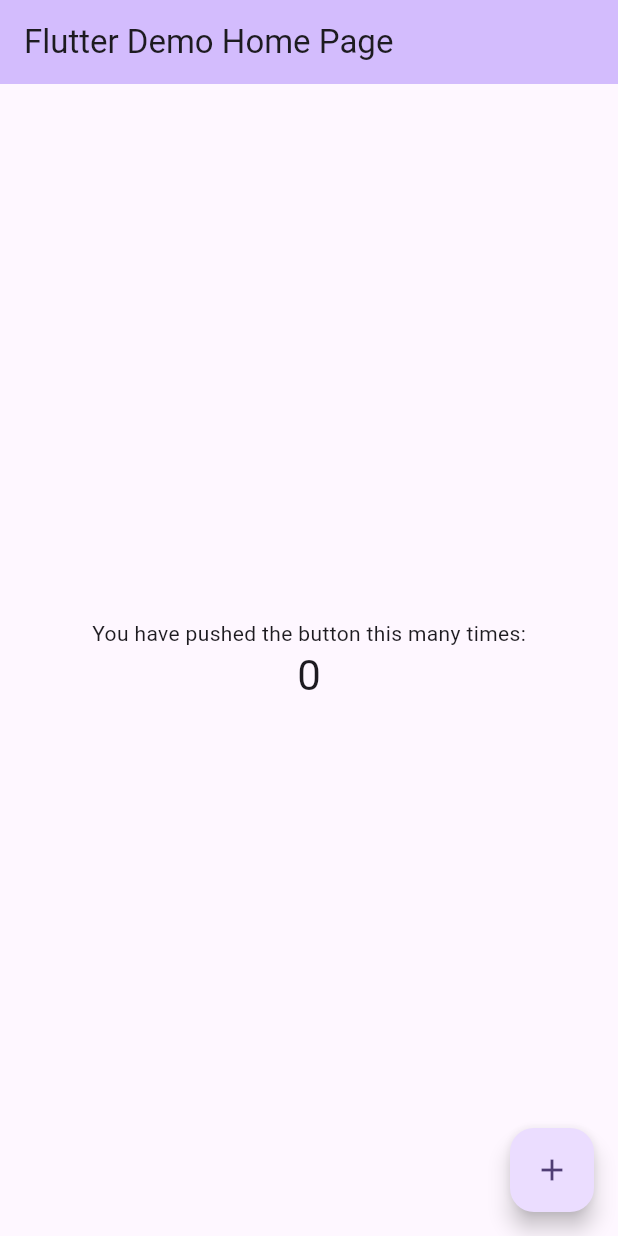
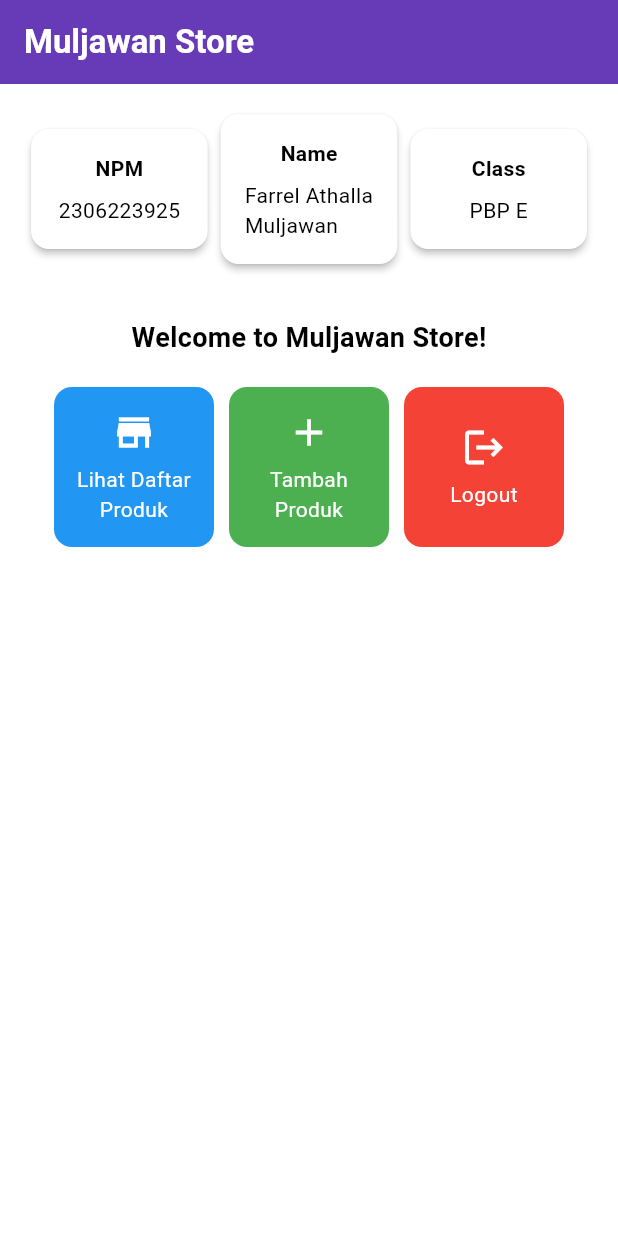
Before and after one commit to RelAthalla/muljawan-store-mobile, a Flutter app: the screen it shows after launch, on a phone screen of 412 x 824 dp. Run offline on Flutter 3.47's test engine with Material 3 defaults, Android fonts, the phone set to English and light mode, and no system bars.

Commit message:
lupa ngepush tugas 7

```diff
--- a/lib/main.dart
+++ b/lib/main.dart
@@ -1,4 +1,5 @@
 import 'package:flutter/material.dart';
+import 'package:muljawan_store/menu.dart';
 
 void main() {
   runApp(const MyApp());
@@ -11,115 +12,12 @@
   @override
   Widget build(BuildContext context) {
     return MaterialApp(
-      title: 'Flutter Demo',
+      title: 'Muljawan Store',
       theme: ThemeData(
-        // This is the theme of your application.
-        //
-        // TRY THIS: Try running your application with "flutter run". You'll see
-        // the application has a purple toolbar. Then, without quitting the app,
-        // try changing the seedColor in the colorScheme below to Colors.green
-        // and then invoke "hot reload" (save your changes or press the "hot
-        // reload" button in a Flutter-supported IDE, or press "r" if you used
-        // the command line to start the app).
-        //
-        // Notice that the counter didn't reset back to zero; the application
-        // state is not lost during the reload. To reset the state, use hot
-        // restart instead.
-        //
-        // This works for code too, not just values: Most code changes can be
-        // tested with just a hot reload.
-        colorScheme: ColorScheme.fromSeed(seedColor: Colors.deepPurple),
+        colorScheme: ColorScheme.fromSwatch(primarySwatch: Colors.deepPurple,).copyWith(secondary: Colors.deepPurple[400]),
         useMaterial3: true,
       ),
-      home: const MyHomePage(title: 'Flutter Demo Home Page'),
+      home: MyHomePage(),
     );
   }
 }
-
-class MyHomePage extends StatefulWidget {
-  const MyHomePage({super.key, required this.title});
-
-  // This widget is the home page of your application. It is stateful, meaning
-  // that it has a State object (defined below) that contains fields that affect
-  // how it looks.
-
-  // This class is the configuration for the state. It holds the values (in this
-  // case the title) provided by the parent (in this case the App widget) and
-  // used by the build method of the State. Fields in a Widget subclass are
-  // always marked "final".
-
-  final String title;
-
-  @override
-  State<MyHomePage> createState() => _MyHomePageState();
-}
-
-class _MyHomePageState extends State<MyHomePage> {
-  int _counter = 0;
-
-  void _incrementCounter() {
-    setState(() {
-      // This call to setState tells the Flutter framework that something has
-      // changed in this State, which causes it to rerun the build method below
-      // so that the display can reflect the updated values. If we changed
-      // _counter without calling setState(), then the build method would not be
-      // called again, and so nothing would appear to happen.
-      _counter++;
-    });
-  }
-
-  @override
-  Widget build(BuildContext context) {
-    // This method is rerun every time setState is called, for instance as done
-    // by the _incrementCounter method above.
-    //
-    // The Flutter framework has been optimized to make rerunning build methods
-    // fast, so that you can just rebuild anything that needs updating rather
-    // than having to individually change instances of widgets.
-    return Scaffold(
-      appBar: AppBar(
-        // TRY THIS: Try changing the color here to a specific color (to
-        // Colors.amber, perhaps?) and trigger a hot reload to see the AppBar
-        // change color while the other colors stay the same.
-        backgroundColor: Theme.of(context).colorScheme.inversePrimary,
-        // Here we take the value from the MyHomePage object that was created by
-        // the App.build method, and use it to set our appbar title.
-        title: Text(widget.title),
-      ),
-      body: Center(
-        // Center is a layout widget. It takes a single child and positions it
-        // in the middle of the parent.
-        child: Column(
-          // Column is also a layout widget. It takes a list of children and
-          // arranges them vertically. By default, it sizes itself to fit its
-          // children horizontally, and tries to be as tall as its parent.
-          //
-          // Column has various properties to control how it sizes itself and
-          // how it positions its children. Here we use mainAxisAlignment to
-          // center the children vertically; the main axis here is the vertical
-          // axis because Columns are vertical (the cross axis would be
-          // horizontal).
-          //
-          // TRY THIS: Invoke "debug painting" (choose the "Toggle Debug Paint"
-          // action in the IDE, or press "p" in the console), to see the
-          // wireframe for each widget.
-          mainAxisAlignment: MainAxisAlignment.center,
-          children: <Widget>[
-            const Text(
-              'You have pushed the button this many times:',
-            ),
-            Text(
-              '$_counter',
-              style: Theme.of(context).textTheme.headlineMedium,
-            ),
-          ],
-        ),
-      ),
-      floatingActionButton: FloatingActionButton(
-        onPressed: _incrementCounter,
-        tooltip: 'Increment',
-        child: const Icon(Icons.add),
-      ), // This trailing comma makes auto-formatting nicer for build methods.
-    );
-  }
-}
--- /dev/null
+++ b/lib/menu.dart
@@ -0,0 +1,196 @@
+import 'package:flutter/material.dart';
+
+class MyHomePage extends StatelessWidget {
+  MyHomePage({super.key});
+
+  final String npm = '2306223925'; // NPM
+  final String name = 'Farrel Athalla Muljawan'; // Nama
+  final String className = 'PBP E'; // Kelas
+  final List<ItemHomepage> items = [
+         ItemHomepage("Lihat Daftar Produk", Icons.store),
+         ItemHomepage("Tambah Produk", Icons.add),
+         ItemHomepage("Logout", Icons.logout),
+     ];
+
+  @override
+  @override
+  Widget build(BuildContext context) {
+    // Scaffold menyediakan struktur dasar halaman dengan AppBar dan body.
+    return Scaffold(
+      // AppBar adalah bagian atas halaman yang menampilkan judul.
+      appBar: AppBar(
+        // Judul aplikasi "Mental Health Tracker" dengan teks putih dan tebal.
+        title: const Text(
+          'Muljawan Store',
+          style: TextStyle(
+            color: Colors.white,
+            fontWeight: FontWeight.bold,
+          ),
+        ),
+        // Warna latar belakang AppBar diambil dari skema warna tema aplikasi.
+        backgroundColor: Theme.of(context).colorScheme.primary,
+      ),
+      // Body halaman dengan padding di sekelilingnya.
+      body: Padding(
+        padding: const EdgeInsets.all(16.0),
+        // Menyusun widget secara vertikal dalam sebuah kolom.
+        child: Column(
+          crossAxisAlignment: CrossAxisAlignment.center,
+          children: [
+            // Row untuk menampilkan 3 InfoCard secara horizontal.
+            Row(
+              mainAxisAlignment: MainAxisAlignment.spaceEvenly,
+              children: [
+                InfoCard(title: 'NPM', content: npm),
+                InfoCard(title: 'Name', content: name),
+                InfoCard(title: 'Class', content: className),
+              ],
+            ),
+
+            // Memberikan jarak vertikal 16 unit.
+            const SizedBox(height: 16.0),
+
+            // Menempatkan widget berikutnya di tengah halaman.
+            Center(
+              child: Column(
+                // Menyusun teks dan grid item secara vertikal.
+
+                children: [
+                  // Menampilkan teks sambutan dengan gaya tebal dan ukuran 18.
+                  const Padding(
+                    padding: EdgeInsets.only(top: 16.0),
+                    child: Text(
+                      'Welcome to Muljawan Store!',
+                      style: TextStyle(
+                        fontWeight: FontWeight.bold,
+                        fontSize: 18.0,
+                      ),
+                    ),
+                  ),
+
+                  // Grid untuk menampilkan ItemCard dalam bentuk grid 3 kolom.
+                  GridView.count(
+                    primary: true,
+                    padding: const EdgeInsets.all(20),
+                    crossAxisSpacing: 10,
+                    mainAxisSpacing: 10,
+                    crossAxisCount: 3,
+                    // Agar grid menyesuaikan tinggi kontennya.
+                    shrinkWrap: true,
+
+                    // Menampilkan ItemCard untuk setiap item dalam list items.
+                    children: items.map((ItemHomepage item) {
+                      return ItemCard(item);
+                    }).toList(),
+                  ),
+                ],
+              ),
+            ),
+          ],
+        ),
+      ),
+    );
+  }
+}
+
+class InfoCard extends StatelessWidget {
+  // Kartu informasi yang menampilkan title dan content.
+
+  final String title;  // Judul kartu.
+  final String content;  // Isi kartu.
+
+  const InfoCard({super.key, required this.title, required this.content});
+
+  @override
+  Widget build(BuildContext context) {
+    return Card(
+      // Membuat kotak kartu dengan bayangan dibawahnya.
+      elevation: 2.0,
+      child: Container(
+        // Mengatur ukuran dan jarak di dalam kartu.
+        width: MediaQuery.of(context).size.width / 3.5, // menyesuaikan dengan lebar device yang digunakan.
+        padding: const EdgeInsets.all(16.0),
+        // Menyusun title dan content secara vertikal.
+        child: Column(
+          children: [
+            Text(
+              title,
+              style: const TextStyle(fontWeight: FontWeight.bold),
+            ),
+            const SizedBox(height: 8.0),
+            Text(content),
+          ],
+        ),
+      ),
+    );
+  }
+}
+
+class ItemHomepage {
+     final String name;
+     final IconData icon;
+
+     ItemHomepage(this.name, this.icon);
+ }
+
+class ItemCard extends StatelessWidget {
+  // Menampilkan kartu dengan ikon dan nama.
+  final ItemHomepage item;
+  const ItemCard(this.item, {super.key});
+  Color getColor(String itemName) {
+    switch (itemName) {
+      case "Lihat Daftar Produk":
+        return Colors.blue;
+      case "Tambah Produk":
+        return Colors.green;
+      case "Logout":
+        return Colors.red;
+      default:
+        return Colors.grey;
+    }
+  }
+  @override
+  Widget build(BuildContext context) {
+    return Material(
+      // Menentukan warna latar belakang dari tema aplikasi.
+      color: getColor(item.name),
+      // Membuat sudut kartu melengkung.
+      borderRadius: BorderRadius.circular(12),
+
+      child: InkWell(
+        // Aksi ketika kartu ditekan.
+        onTap: () {
+          // Menampilkan pesan SnackBar saat kartu ditekan.
+          ScaffoldMessenger.of(context)
+            ..hideCurrentSnackBar()
+            ..showSnackBar(
+              SnackBar(content: Text("Kamu telah menekan tombol ${item.name}!"))
+            );
+        },
+        // Container untuk menyimpan Icon dan Text
+        child: Container(
+          padding: const EdgeInsets.all(8),
+          child: Center(
+            child: Column(
+              // Menyusun ikon dan teks di tengah kartu.
+              mainAxisAlignment: MainAxisAlignment.center,
+              children: [
+                Icon(
+                  item.icon,
+                  color: Colors.white,
+                  size: 30.0,
+                ),
+                const Padding(padding: EdgeInsets.all(3)),
+                Text(
+                  item.name,
+                  textAlign: TextAlign.center,
+                  style: const TextStyle(color: Colors.white),
+                ),
+              ],
+            ),
+          ),
+        ),
+      ),
+    );
+  }
+}
```
Also changed, not shown: 1 other file.
